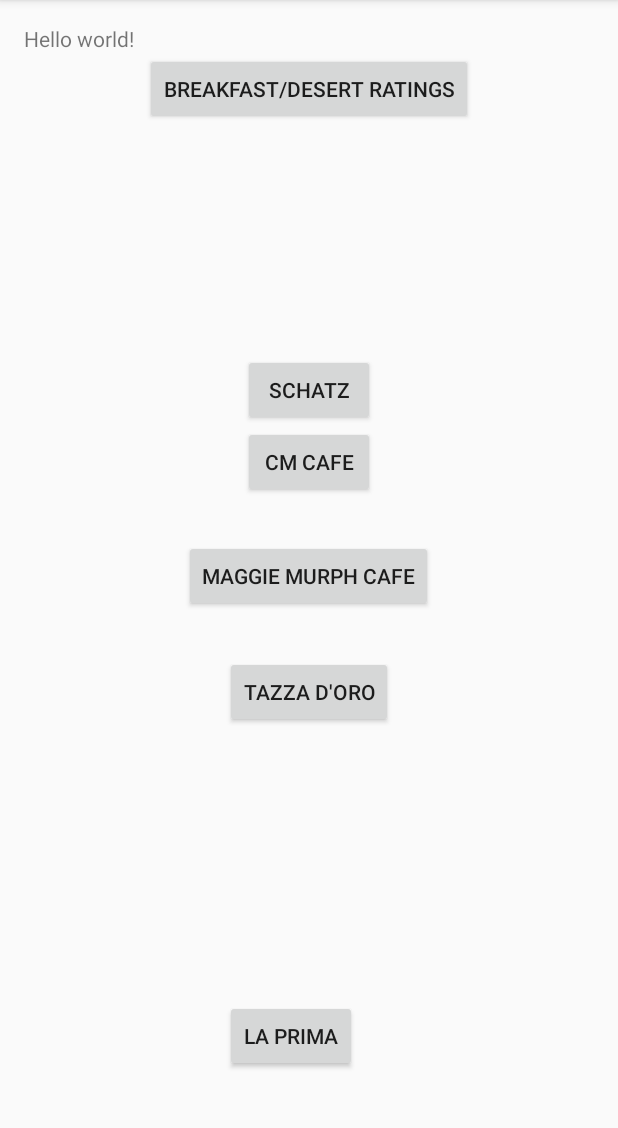
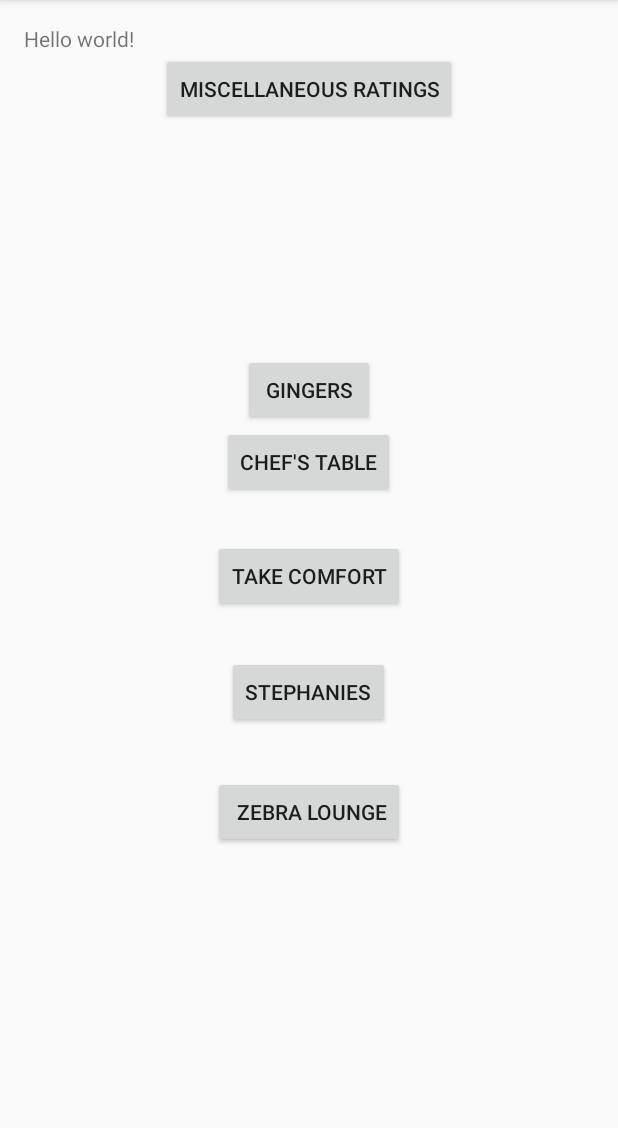
Before and after one commit to dagronlund/tartan-hacks-2016, an Android app: the screen it shows after launch (MainActivity), on a phone screen of 412 x 824 dp, the part 84-1212 px from its top. Run offline under Robolectric (Android 15) with nearby library versions, the phone set to English and light mode, and no system bars.

Commit message:
miscellaneous ratings
miscellaneous ratings

```diff
--- a/TartanHacksApp/app/src/main/res/layout/activity_main.xml
+++ b/TartanHacksApp/app/src/main/res/layout/activity_main.xml
@@ -12,7 +12,7 @@
     <Button
         android:layout_width="wrap_content"
         android:layout_height="wrap_content"
-        android:text="CM cafe"
+        android:text="chef&apos;s table"
         android:id="@+id/button2"
         android:layout_above="@+id/button5"
         android:layout_centerHorizontal="true"
@@ -21,7 +21,7 @@
     <Button
         android:layout_width="wrap_content"
         android:layout_height="wrap_content"
-        android:text="maggie murph cafe"
+        android:text="take comfort"
         android:id="@+id/button5"
         android:layout_centerVertical="true"
         android:layout_centerHorizontal="true" />
@@ -29,7 +29,7 @@
     <Button
         android:layout_width="wrap_content"
         android:layout_height="wrap_content"
-        android:text="breakfast/desert ratings"
+        android:text="miscellaneous ratings"
         android:id="@+id/button"
         android:layout_below="@+id/textView"
         android:layout_centerHorizontal="true" />
@@ -37,7 +37,7 @@
     <Button
         android:layout_width="wrap_content"
         android:layout_height="wrap_content"
-        android:text="tazza d&apos;oro"
+        android:text="stephanies"
         android:id="@+id/button3"
         android:layout_below="@+id/button5"
         android:layout_centerHorizontal="true"
@@ -46,17 +46,17 @@
     <Button
         android:layout_width="wrap_content"
         android:layout_height="wrap_content"
-        android:text="la prima"
+        android:text=" zebra lounge"
         android:id="@+id/button6"
-        android:layout_alignParentBottom="true"
-        android:layout_alignLeft="@+id/button3"
-        android:layout_alignStart="@+id/button3"
-        android:layout_marginBottom="37dp" />
+        android:layout_marginTop="32dp"
+        android:layout_below="@+id/button3"
+        android:layout_alignLeft="@+id/button5"
+        android:layout_alignStart="@+id/button5" />
 
     <Button
         android:layout_width="wrap_content"
         android:layout_height="wrap_content"
-        android:text="schatz"
+        android:text="gingers"
         android:id="@+id/button7"
         android:layout_above="@+id/button2"
         android:layout_centerHorizontal="true" />
```
